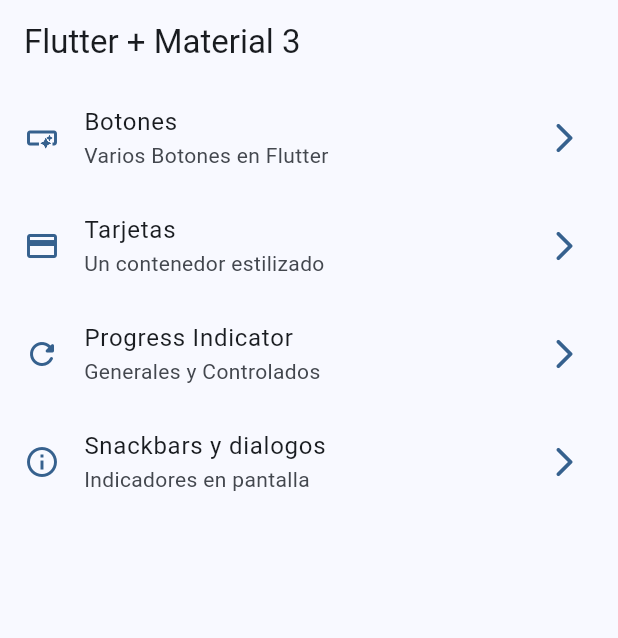
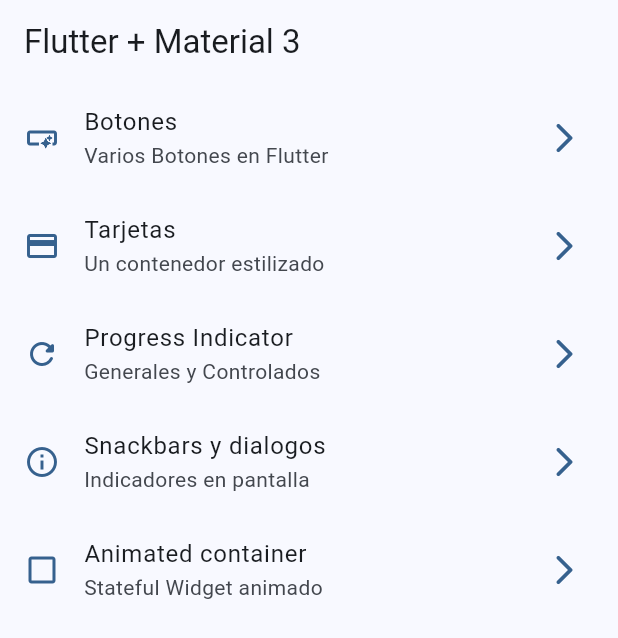
Before and after one commit to rocatoro18/widgetly, a Flutter app: the screen it shows after launch, on a phone screen of 412 x 824 dp. Shown: the top 638 px of the screen. Run offline on Flutter 3.47's test engine with Material 3 defaults, Android fonts, the phone set to English and light mode, and no system bars; our stand-ins replace go_router.

Commit message:
Animated Container

```diff
--- a/lib/config/menu/menu_items.dart
+++ b/lib/config/menu/menu_items.dart
@@ -33,5 +33,10 @@
       title: 'Snackbars y dialogos',
       subTitle: 'Indicadores en pantalla',
       link: '/snackbars',
-      icon: Icons.info_outline)
+      icon: Icons.info_outline),
+  MenuItem(
+      title: 'Animated container',
+      subTitle: 'Stateful Widget animado',
+      link: '/animated',
+      icon: Icons.check_box_outline_blank_outlined)
 ];
--- a/lib/config/router/app_router.dart
+++ b/lib/config/router/app_router.dart
@@ -31,6 +31,11 @@
       name: SnackbarScreen.name,
       path: '/snackbars',
       builder: (context, state) => const SnackbarScreen(),
+    ),
+    GoRoute(
+      name: AnimatedScreen.name,
+      path: '/animated',
+      builder: (context, state) => const AnimatedScreen(),
     )
   ],
 );
```
Also changed, not shown: lib/presentation/screens/animated/animated_screen.dart (+18 -1 lines).
